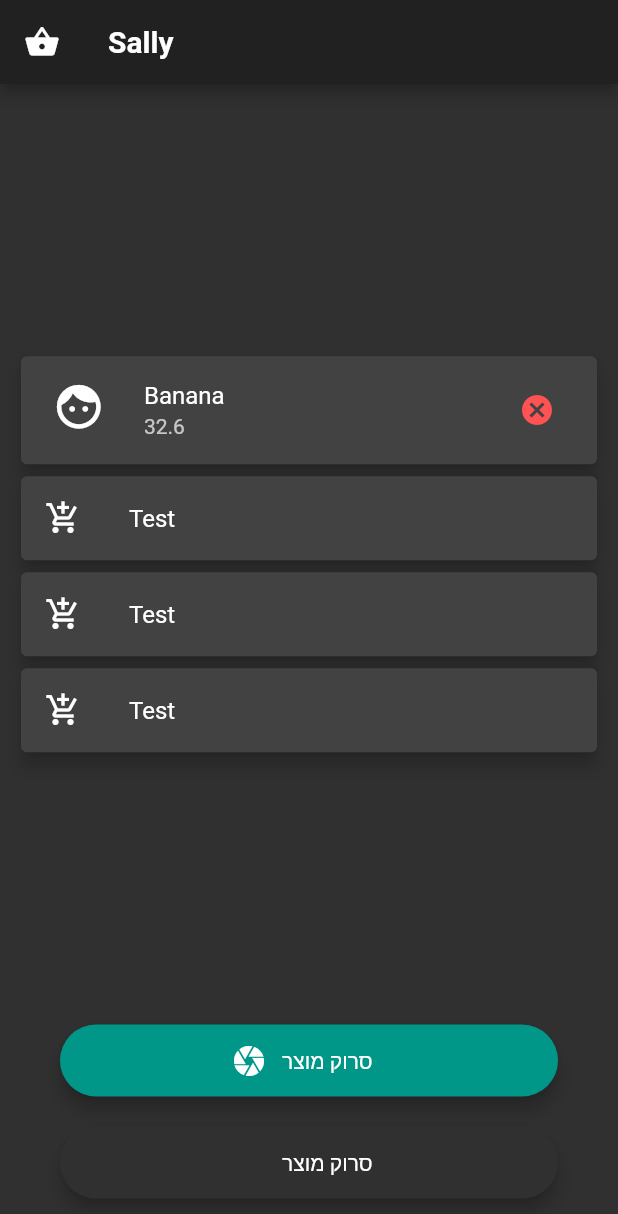
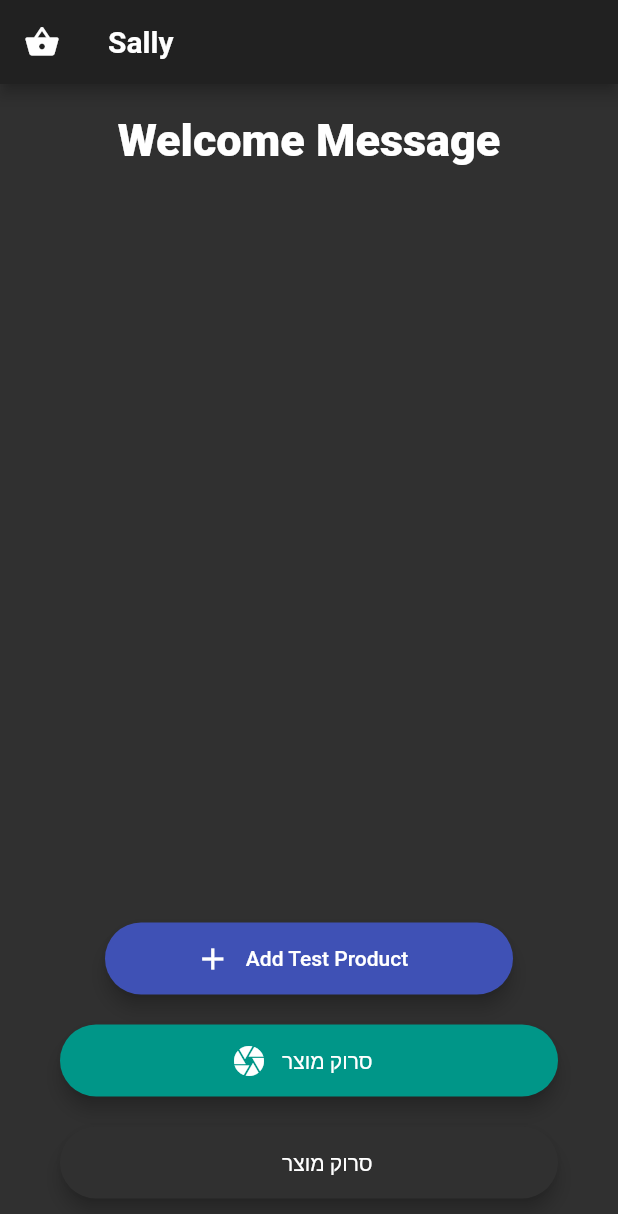
Before and after one commit to AZilberblat/Sally-Smart-Grocery, a Flutter app: the screen it shows after launch, on a phone screen of 412 x 824 dp. Shown: the top 1214 px of the screen. Run offline on Flutter 3.47's test engine with Material 2 defaults, Android fonts, the light colour scheme and no system bars; missing offline and left inert: flutter_barcode_scanner.

Commit message:
ListView
ListView builder for cards

```diff
--- a/lib/screens/welcome_screen.dart
+++ b/lib/screens/welcome_screen.dart
@@ -11,6 +11,18 @@ class WelcomeScreen extends StatefulWidget {
 }
 
 class _WelcomeScreenState extends State<WelcomeScreen> {
+  String productName = 'Product Test';
+  double productPrice = 55.5;
+  IconData productIcon = Icons.add_shopping_cart;
+//  List<ProductCard> tempShoppingList = [];
+  List<ProductCard> shoppingList = [];
+
+//  List<ProductCard> reverseList() {
+//    List<ProductCard> myShoppingList = tempShoppingList.reversed;
+//
+//    return myShoppingList;
+//  }
+
   @override
   Widget build(BuildContext context) {
     return Scaffold(
@@ -26,43 +38,81 @@ class _WelcomeScreenState extends State<WelcomeScreen> {
             child: Column(
               mainAxisAlignment: MainAxisAlignment.spaceBetween,
               children: <Widget>[
-                SizedBox(
-                  height: 10,
-                  width: 10,
+                Padding(
+                  padding: EdgeInsets.symmetric(vertical: 20.0),
+                  child: Container(
+                    child: Text(
+                      'Welcome Message',
+                      style: TextStyle(
+                          fontSize: 30.0, fontWeight: FontWeight.w900),
+                    ),
+                  ),
                 ),
-                Padding(
-                  padding: EdgeInsets.all(10.0),
-                  child: Container(
-                      child: Column(
-                    children: <Widget>[
-                      ProductCard(
-                        productName: 'Banana',
-                        productPrice: 32.6,
-                        productIcon: Icons.face,
-                      ),
-                      Card(
-                        elevation: 5.0,
-                        child: ListTile(
-                          leading: Icon(Icons.add_shopping_cart),
-                          title: Text('Test'),
-                        ),
-                      ),
-                      Card(
-                        elevation: 5.0,
-                        child: ListTile(
-                          leading: Icon(Icons.add_shopping_cart),
-                          title: Text('Test'),
-                        ),
-                      ),
-                      Card(
-                        elevation: 5.0,
-                        child: ListTile(
-                          leading: Icon(Icons.add_shopping_cart),
-                          title: Text('Test'),
-                        ),
-                      ),
-                    ],
-                  )),
+                Expanded(
+                    child: ListView.builder(
+                  reverse: true,
+                  itemCount: shoppingList.length,
+                  itemBuilder: (context, index) {
+                    return shoppingList[index];
+                  },
+//                  children: myShoppingList,
+                )),
+//                Expanded(
+//                  child: Padding(
+//                    padding: EdgeInsets.all(10.0),
+//                    child: Container(
+//                        child: Column(
+//                      children: <Widget>[
+//                        ProductCard(
+//                          productName: 'Banana',
+//                          productPrice: 32.6,
+//                          productIcon: Icons.face,
+//                        ),
+//                        Card(
+//                          elevation: 5.0,
+//                          child: ListTile(
+//                            leading: Icon(Icons.add_shopping_cart),
+//                            title: Text('Test'),
+//                          ),
+//                        ),
+//                        Card(
+//                          elevation: 5.0,
+//                          child: ListTile(
+//                            leading: Icon(Icons.add_shopping_cart),
+//                            title: Text('Test'),
+//                          ),
+//                        ),
+//                        Card(
+//                          elevation: 5.0,
+//                          child: ListTile(
+//                            leading: Icon(Icons.add_shopping_cart),
+//                            title: Text('Test'),
+//                          ),
+//                        ),
+//                      ],
+//                    )),
+//                  ),
+//                ),
+                Container(
+                  child: Center(
+                    child: Padding(
+                      padding: EdgeInsets.symmetric(horizontal: 70.0),
+                      child: ScanMainButton(
+                          color: Colors.indigo,
+                          iconData: Icons.add,
+                          buttonText: 'Add Test Product',
+                          onPressed: () {
+                            setState(() {
+                              shoppingList.add(ProductCard(
+                                productName: productName,
+                                productPrice: productPrice,
+                                productIcon: productIcon,
+                              ));
+                            });
+                            print(shoppingList);
+                          }),
+                    ),
+                  ),
                 ),
                 Container(
                   child: Padding(
@@ -92,3 +142,23 @@ class _WelcomeScreenState extends State<WelcomeScreen> {
         ));
   }
 }
+
+//class MyShoppingList extends StatelessWidget {
+//  @override
+//  Widget build(BuildContext context) {
+//    List<ProductCard> myShoppingList = [];
+//    for (var item in myShoppingList) {
+//      final String productName = 'Test product';
+//      final double productPrice = 55.5;
+//      final IconData productIcon = Icons.add_shopping_cart;
+//      final productCard = ProductCard(
+//        productName: productName,
+//        productPrice: productPrice,
+//        productIcon: productIcon,
+//      );
+//    }
+//    return Column(
+//      children: myShoppingList,
+//    );
+//  }
+//}
--- a/lib/utilities/product_card.dart
+++ b/lib/utilities/product_card.dart
@@ -5,10 +5,11 @@ class ProductCard extends StatelessWidget {
   final double productPrice;
   final IconData productIcon;
 
-  const ProductCard(
-      {this.productIcon,
-      @required this.productName,
-      @required this.productPrice});
+  const ProductCard({
+    this.productIcon,
+    @required this.productName,
+    @required this.productPrice,
+  });
 
   @override
   Widget build(BuildContext context) {
```
